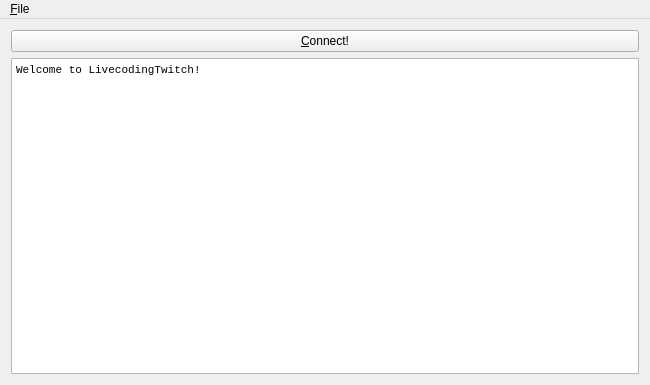
This is Src/MainWindow.ui in mrexodia/LivecodingTwitch as Qt 5 draws it before an edit. The edited form follows.
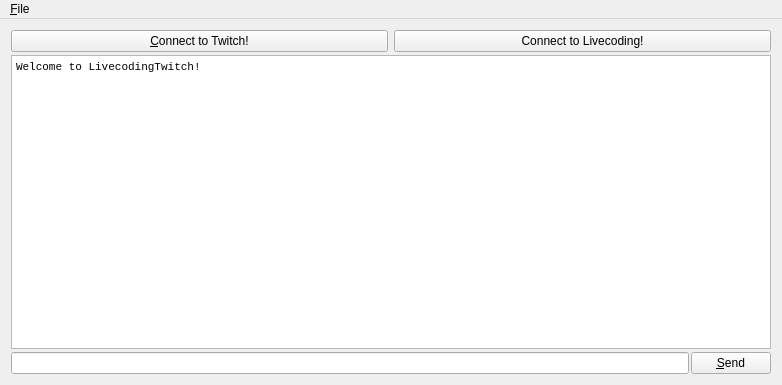
This is the edited form.

The edit to the form file:
```diff
--- a/Src/MainWindow.ui
+++ b/Src/MainWindow.ui
@@ -6,7 +6,7 @@
    <rect>
     <x>0</x>
     <y>0</y>
-    <width>650</width>
+    <width>782</width>
     <height>385</height>
    </rect>
   </property>
@@ -15,12 +15,26 @@
   </property>
   <widget class="QWidget" name="centralWidget">
    <layout class="QVBoxLayout" name="verticalLayout">
+    <property name="spacing">
+     <number>3</number>
+    </property>
     <item>
-     <widget class="QPushButton" name="buttonConnect">
-      <property name="text">
-       <string>&amp;Connect!</string>
-      </property>
-     </widget>
+     <layout class="QHBoxLayout" name="horizontalLayout">
+      <item>
+       <widget class="QPushButton" name="buttonConnectTwitch">
+        <property name="text">
+         <string>&amp;Connect to Twitch!</string>
+        </property>
+       </widget>
+      </item>
+      <item>
+       <widget class="QPushButton" name="buttonConnectLivecoding">
+        <property name="text">
+         <string>Connect to Livecoding!</string>
+        </property>
+       </widget>
+      </item>
+     </layout>
     </item>
     <item>
      <widget class="QTextEdit" name="textLog">
@@ -39,6 +53,23 @@
       </property>
      </widget>
     </item>
+    <item>
+     <layout class="QHBoxLayout" name="horizontalLayout_2">
+      <property name="spacing">
+       <number>2</number>
+      </property>
+      <item>
+       <widget class="QLineEdit" name="editMessage"/>
+      </item>
+      <item>
+       <widget class="QPushButton" name="buttonSend">
+        <property name="text">
+         <string>&amp;Send</string>
+        </property>
+       </widget>
+      </item>
+     </layout>
+    </item>
    </layout>
   </widget>
   <widget class="QMenuBar" name="menuBar">
@@ -46,7 +77,7 @@
     <rect>
      <x>0</x>
      <y>0</y>
-     <width>650</width>
+     <width>782</width>
      <height>21</height>
     </rect>
    </property>
```
Left out of the diff: 28 changed lines with no effect on the pictures.
